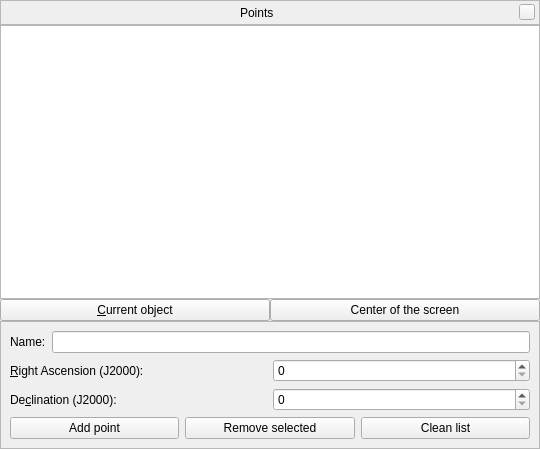
Before: the Qt Designer form plugins/TelescopeControl/src/gui/storedPointsDialog.ui in 519984307/stellarium_src, drawn with Qt 5.
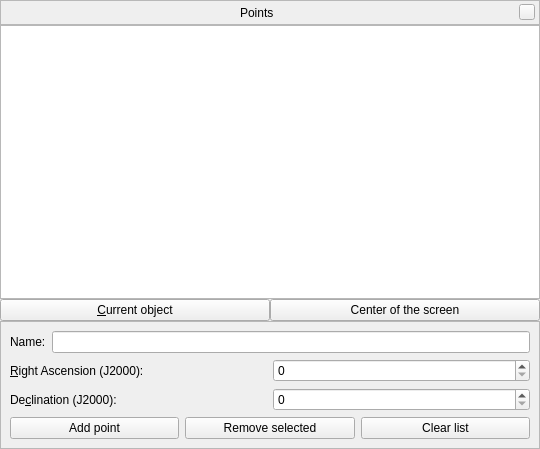
After: the same form once the commit is applied. Custom widgets are drawn as their Qt base class.

What changed in the file:
```diff
--- a/plugins/TelescopeControl/src/gui/storedPointsDialog.ui
+++ b/plugins/TelescopeControl/src/gui/storedPointsDialog.ui
@@ -265,7 +265,7 @@
         <item>
          <widget class="QPushButton" name="pushButtonCleanList">
           <property name="text">
-           <string>Clean list</string>
+           <string>Clear list</string>
           </property>
          </widget>
         </item>
```
Left out of the diff: 2 changed lines with no effect on the pictures.
